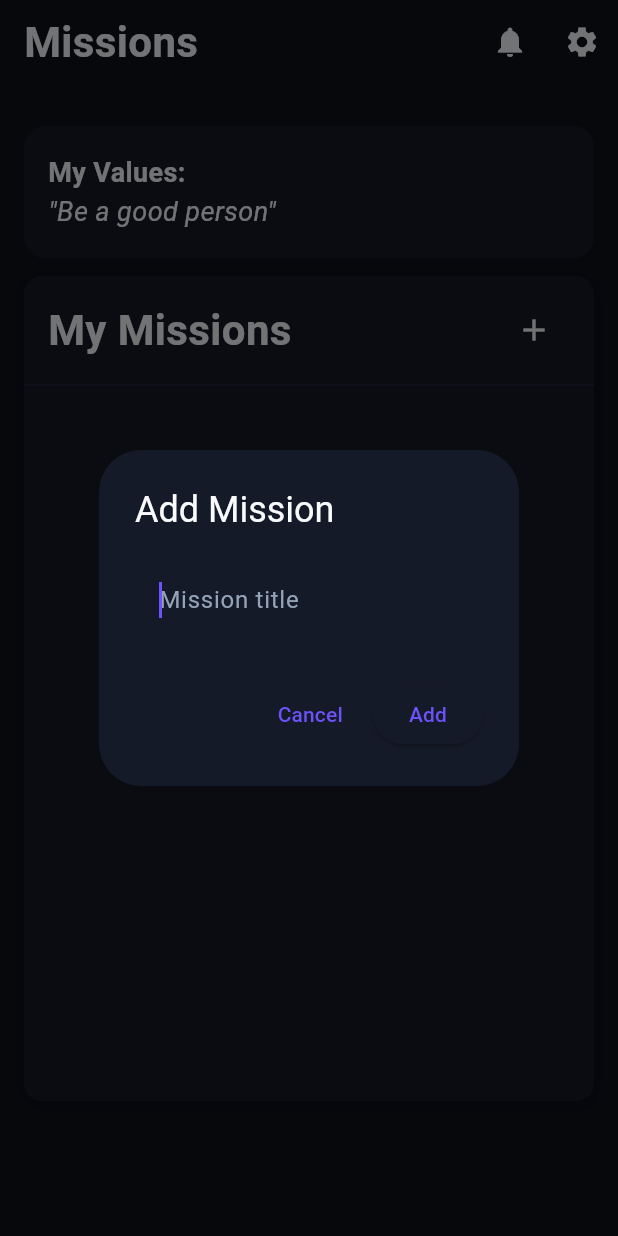
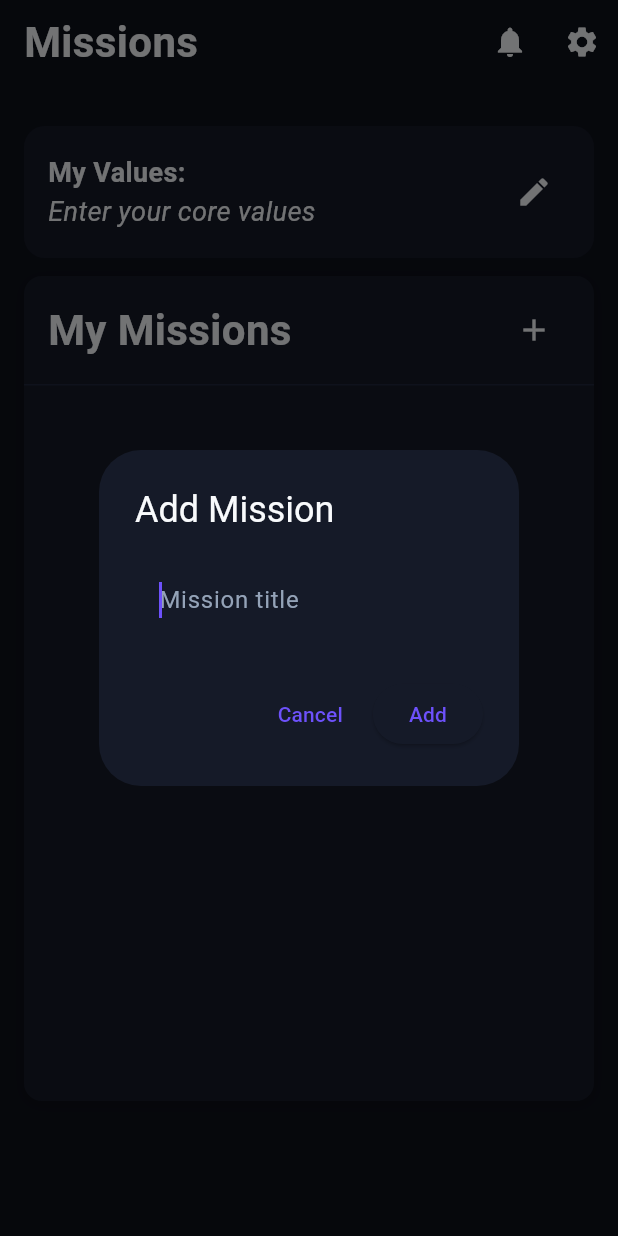
Before and after one commit to SmartPersonalTaskManager/mobile-frontend, a Flutter app: the MissionsListPage screen opened directly, after a tap on the "add" icon, on a phone screen of 412 x 824 dp. Run offline on Flutter 3.47's test engine with Material 3 defaults, Android fonts, the phone set to English and light mode, and no system bars; our stand-ins replace fl_chart, flutter_secure_storage, fluttertoast, shared_preferences; accounts and stored records are empty.

Commit message:
enter values

```diff
--- /dev/null
+++ b/lib/models/core_value.dart
@@ -0,0 +1,19 @@
+class CoreValue {
+  final int id;
+  final String text;
+  final int userId;
+
+  const CoreValue({
+    required this.id,
+    required this.text,
+    required this.userId,
+  });
+
+  factory CoreValue.fromJson(Map<String, dynamic> json) {
+    return CoreValue(
+      id: (json['id'] as num).toInt(),
+      text: json['text'] as String? ?? '',
+      userId: (json['userId'] as num?)?.toInt() ?? 0,
+    );
+  }
+}
--- /dev/null
+++ b/lib/services/core_value_service.dart
@@ -0,0 +1,59 @@
+import 'dart:convert';
+
+import 'package:sptm/models/core_value.dart';
+import 'package:sptm/services/api_service.dart';
+
+class CoreValueService {
+  final ApiService _api;
+
+  CoreValueService({ApiService? apiService}) : _api = apiService ?? ApiService();
+
+  Future<List<CoreValue>> fetchUserCoreValues(int userId) async {
+    final response = await _api.get('/core-values/user/$userId');
+    if (response.statusCode == 200) {
+      final body = jsonDecode(response.body) as List<dynamic>;
+      return body
+          .map((json) => CoreValue.fromJson(json as Map<String, dynamic>))
+          .toList();
+    }
+    throw ApiException("Failed to fetch core values");
+  }
+
+  Future<CoreValue> createCoreValue({
+    required int userId,
+    required String text,
+  }) async {
+    final response = await _api.post(
+      '/core-values?userId=$userId',
+      body: {'text': text},
+    );
+    if (response.statusCode == 200 || response.statusCode == 201) {
+      final body = jsonDecode(response.body) as Map<String, dynamic>;
+      return CoreValue.fromJson(body);
+    }
+    throw ApiException("Failed to create core value");
+  }
+
+  Future<CoreValue> updateCoreValue({
+    required int id,
+    required String text,
+  }) async {
+    final response = await _api.put(
+      '/core-values/$id',
+      body: {'text': text},
+    );
+    if (response.statusCode == 200) {
+      final body = jsonDecode(response.body) as Map<String, dynamic>;
+      return CoreValue.fromJson(body);
+    }
+    throw ApiException("Failed to update core value");
+  }
+
+  Future<void> deleteCoreValue(int id) async {
+    final response = await _api.delete('/core-values/$id');
+    if (response.statusCode == 200 || response.statusCode == 204) {
+      return;
+    }
+    throw ApiException("Failed to delete core value");
+  }
+}
--- a/lib/views/missions/missions_list_page.dart
+++ b/lib/views/missions/missions_list_page.dart
@@ -1,7 +1,9 @@
 import 'package:flutter/material.dart';
 import 'package:shared_preferences/shared_preferences.dart';
 import 'package:sptm/core/constants.dart';
+import 'package:sptm/models/core_value.dart';
 import 'package:sptm/models/mission.dart';
+import 'package:sptm/services/core_value_service.dart';
 import 'package:sptm/services/mission_service.dart';
 import 'package:sptm/views/missions/mission_detail_page.dart';
 import 'package:sptm/views/widgets/app_bar.dart';
@@ -15,13 +17,18 @@ class MissionsListPage extends StatefulWidget {
 
 class _MissionsListPageState extends State<MissionsListPage> {
   final MissionService _missionService = MissionService();
+  final CoreValueService _coreValueService = CoreValueService();
   final List<Mission> _missions = [];
+  CoreValue? _coreValue;
   bool _isLoading = true;
+  bool _isLoadingValue = true;
+  bool _isSavingValue = false;
 
   @override
   void initState() {
     super.initState();
     _loadMissions();
+    _loadCoreValues();
   }
 
   Future<void> _loadMissions() async {
@@ -47,6 +54,34 @@ class _MissionsListPageState extends State<MissionsListPage> {
         context,
       ).showSnackBar(SnackBar(content: Text("Failed to load missions: $e")));
     }
+  }
+
+  Future<void> _loadCoreValues() async {
+    final prefs = await SharedPreferences.getInstance();
+    final userId = prefs.getInt("userId");
+    if (userId == null) {
+      if (mounted) setState(() => _isLoadingValue = false);
+      return;
+    }
+
+    try {
+      final values = await _coreValueService.fetchUserCoreValues(userId);
+      if (!mounted) return;
+      setState(() {
+        _coreValue = values.isNotEmpty ? values.first : null;
+        _isLoadingValue = false;
+      });
+    } catch (e) {
+      if (!mounted) return;
+      setState(() => _isLoadingValue = false);
+      ScaffoldMessenger.of(context).showSnackBar(
+        SnackBar(content: Text("Failed to load core values: $e")),
+      );
+    }
+  }
+
+  Future<void> _refreshAll() async {
+    await Future.wait([_loadMissions(), _loadCoreValues()]);
   }
 
   Future<void> _showAddMissionDialog() async {
@@ -115,7 +150,87 @@ class _MissionsListPageState extends State<MissionsListPage> {
     }
   }
 
+  Future<void> _showEditValueDialog() async {
+    if (_isSavingValue) return;
+    final controller = TextEditingController(text: _coreValue?.text ?? '');
+
+    final result = await showDialog<String>(
+      context: context,
+      builder: (context) {
+        return AlertDialog(
+          backgroundColor: const Color(AppColors.surface),
+          title: const Text(
+            'Edit Core Value',
+            style: TextStyle(color: Color(AppColors.textMain)),
+          ),
+          content: TextField(
+            controller: controller,
+            autofocus: true,
+            textInputAction: TextInputAction.done,
+            style: const TextStyle(color: Color(AppColors.textMain)),
+            decoration: const InputDecoration(
+              hintText: 'Value statement',
+              hintStyle: TextStyle(color: Color(AppColors.textMuted)),
+            ),
+            onSubmitted: (_) => Navigator.of(context).pop(controller.text),
+          ),
+          actions: [
+            TextButton(
+              onPressed: () => Navigator.of(context).pop(),
+              child: const Text('Cancel'),
+            ),
+            ElevatedButton(
+              onPressed: () => Navigator.of(context).pop(controller.text),
+              child: const Text('Save'),
+            ),
+          ],
+        );
+      },
+    );
+
+    final text = result?.trim();
+    if (text == null || text.isEmpty) {
+      if (!mounted) return;
+      ScaffoldMessenger.of(context).showSnackBar(
+        const SnackBar(content: Text("Please enter a value statement.")),
+      );
+      return;
+    }
+
+    final prefs = await SharedPreferences.getInstance();
+    final userId = prefs.getInt("userId");
+    if (userId == null) {
+      if (!mounted) return;
+      ScaffoldMessenger.of(context).showSnackBar(
+        const SnackBar(content: Text("User not found.")),
+      );
+      return;
+    }
+
+    setState(() => _isSavingValue = true);
+    try {
+      final updated = _coreValue == null
+          ? await _coreValueService.createCoreValue(userId: userId, text: text)
+          : await _coreValueService.updateCoreValue(
+              id: _coreValue!.id,
+              text: text,
+            );
+      if (!mounted) return;
+      setState(() {
+        _coreValue = updated;
+        _isSavingValue = false;
+      });
+    } catch (e) {
+      if (!mounted) return;
+      setState(() => _isSavingValue = false);
+      ScaffoldMessenger.of(context).showSnackBar(
+        SnackBar(content: Text("Failed to save core value: $e")),
+      );
+    }
+  }
+
   Widget _buildValueHeader() {
+    final valueText = _coreValue?.text;
     return Container(
       padding: const EdgeInsets.symmetric(horizontal: 16, vertical: 18),
       decoration: BoxDecoration(
@@ -127,8 +242,8 @@ class _MissionsListPageState extends State<MissionsListPage> {
         children: [
           Column(
             crossAxisAlignment: CrossAxisAlignment.start,
-            children: const [
-              Text(
+            children: [
+              const Text(
                 'My Values:',
                 style: TextStyle(
                   color: Color(AppColors.textMain),
@@ -136,15 +251,35 @@ class _MissionsListPageState extends State<MissionsListPage> {
                   fontWeight: FontWeight.bold,
                 ),
               ),
-              Text(
-                '\"Be a good person\"',
-                style: TextStyle(
-                  fontSize: 18,
-                  color: Color(AppColors.textMain),
-                  fontStyle: FontStyle.italic,
+              if (_isLoadingValue)
+                const Padding(
+                  padding: EdgeInsets.only(top: 6),
+                  child: SizedBox(
+                    width: 18,
+                    height: 18,
+                    child: CircularProgressIndicator(
+                      strokeWidth: 2,
+                      color: Color(AppColors.primary),
+                    ),
+                  ),
+                )
+              else
+                Text(
+                  valueText?.isNotEmpty == true
+                      ? '"$valueText"'
+                      : 'Enter your core values',
+                  style: const TextStyle(
+                    fontSize: 18,
+                    color: Color(AppColors.textMain),
+                    fontStyle: FontStyle.italic,
+                  ),
                 ),
-              ),
             ],
+          ),
+          IconButton(
+            icon: const Icon(Icons.edit, color: Color(AppColors.textMain)),
+            onPressed: _isSavingValue ? null : _showEditValueDialog,
+            tooltip: "Edit core value",
           ),
         ],
       ),
@@ -274,7 +409,7 @@ class _MissionsListPageState extends State<MissionsListPage> {
         child: RefreshIndicator(
           color: const Color(AppColors.primary),
           backgroundColor: const Color(AppColors.background),
-          onRefresh: _loadMissions,
+          onRefresh: _refreshAll,
           child: SingleChildScrollView(
             physics: const AlwaysScrollableScrollPhysics(),
             child: Padding(
```
